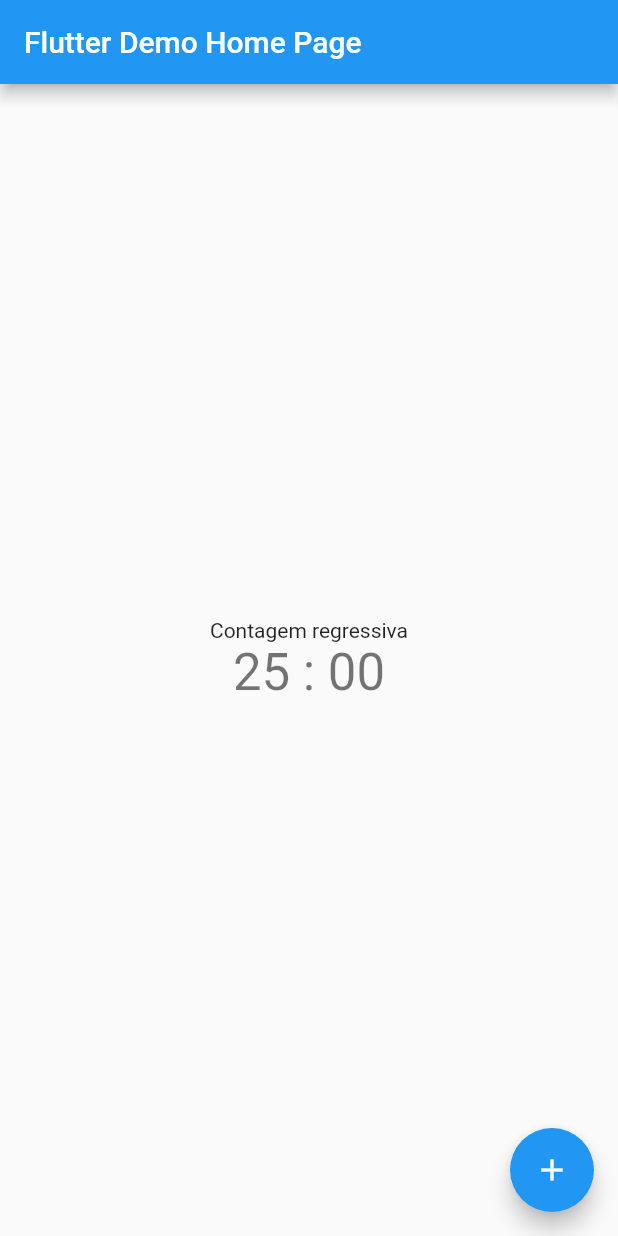
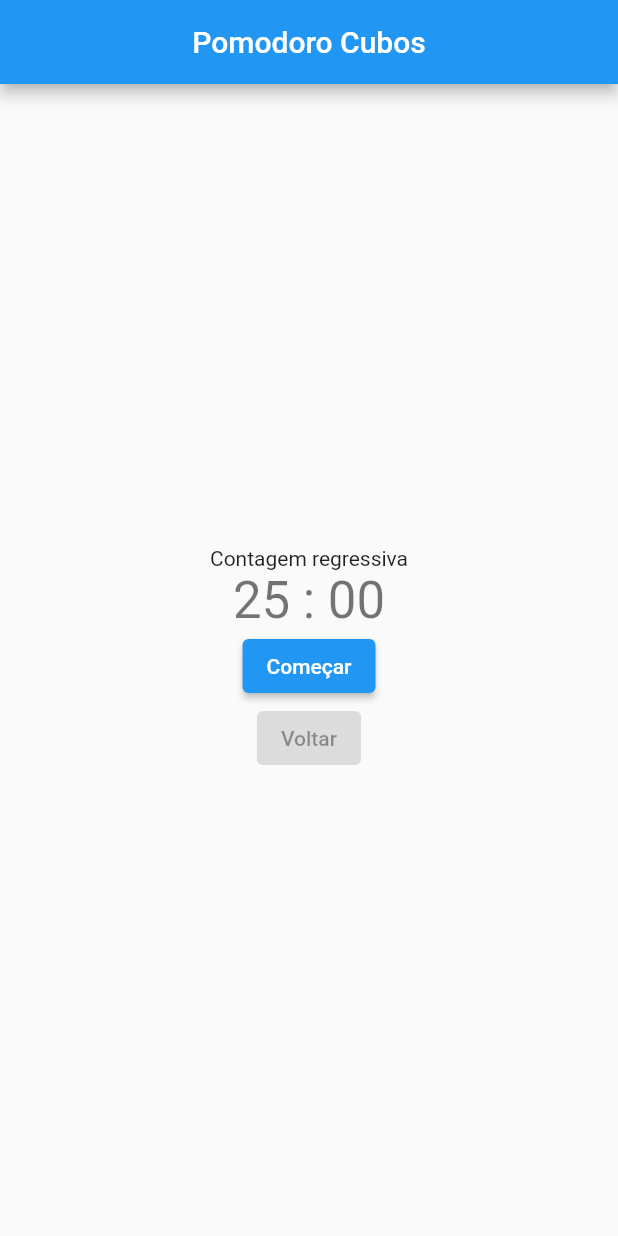
Before and after one commit to CiroDom/pomodoro_cubos, a Flutter app: the screen it shows after launch, on a phone screen of 412 x 824 dp. Run offline on Flutter 3.47's test engine with Material 2 defaults, Android fonts, the phone set to English and light mode, and no system bars.

```diff
--- a/lib/main.dart
+++ b/lib/main.dart
@@ -1,118 +1,7 @@
-import 'dart:async';
+import 'package:flutter/material.dart';
 
-import 'package:flutter/material.dart';
+import 'my_app/my_app.dart';
 
 void main() {
   runApp(const MyApp());
 }
-
-class MyApp extends StatelessWidget {
-  const MyApp({super.key});
-
-  @override
-  Widget build(BuildContext context) {
-    return MaterialApp(
-      title: 'Flutter Demo',
-      theme: ThemeData(
-        primarySwatch: Colors.blue,
-      ),
-      home: const MyHomePage(title: 'Flutter Demo Home Page'),
-    );
-  }
-}
-
-class MyHomePage extends StatefulWidget {
-  const MyHomePage({super.key, required this.title});
-
-  final String title;
-
-  @override
-  State<MyHomePage> createState() => _MyHomePageState();
-}
-
-class _MyHomePageState extends State<MyHomePage> {
-  int _counterMin = 25;
-  int _counterSec = 59;
-  late Timer _timerMin;
-  late Timer _timerSec;
-  String _minutes = '25';
-  String _seconds = '00';
-
-  void _regressiveCounter() {
-     _timerMin = Timer.periodic(Duration(minutes: 1), (timer) {
-         if(_counterMin == 0){
-           _timerMin.cancel();
-         }
-
-         setState(() {
-           _counterMin--;
-         });
-     });
-     _timerSec = Timer.periodic(Duration(seconds: 1), (timer) {
-       if(_counterSec == 0) {
-        setState(() {
-          _counterSec = 59;
-        });
-       }
-       else {
-         setState(() {
-           _counterSec--;
-         });
-       }
-     });
-
-     if(_counterMin == 0 && _counterSec == 0) {
-       _timerSec.cancel();
-     }
-
-     if(_counterMin < 10) {
-       setState(() {
-         _minutes = "0$_counterMin";
-       });
-     }
-     else {
-       setState(() {
-         _minutes = "$_counterMin";
-       });
-     }
-
-     if(_counterSec < 10) {
-       setState(() {
-         _seconds = '0$_counterSec';
-       });
-     }
-     else {
-       setState(() {
-         _seconds = "$_counterSec";
-       });
-     }
-  }
-
-  @override
-  Widget build(BuildContext context) {
-    return Scaffold(
-      appBar: AppBar(
-        title: Text(widget.title),
-      ),
-      body: Center(
-        child: Column(
-          mainAxisAlignment: MainAxisAlignment.center,
-          children: <Widget>[
-            const Text(
-              'Contagem regressiva',
-            ),
-            Text(
-              '$_minutes : $_seconds',
-              style: Theme.of(context).textTheme.headline4,
-            ),
-          ],
-        ),
-      ),
-      floatingActionButton: FloatingActionButton(
-        onPressed: _regressiveCounter,
-        tooltip: 'Increment',
-        child: const Icon(Icons.add),
-      ),
-    );
-  }
-}
--- /dev/null
+++ b/lib/my_app/app_view/app_view.dart
@@ -0,0 +1,114 @@
+
+import 'dart:async';
+
+import 'package:flutter/material.dart';
+
+class AppView extends StatefulWidget {
+  const AppView({super.key, required this.title});
+
+  final String title;
+
+  @override
+  State<AppView> createState() => _AppViewState();
+}
+
+class _AppViewState extends State<AppView> {
+
+  int _counterMin = 24;
+  int _counterSec = 59;
+  late Timer _timerMin;
+  late Timer _timerSec;
+  String _minutes = '25';
+  String _seconds = '00';
+  bool _isCountingActv = false;
+
+  void _regressiveCounter() {
+    _isCountingActv = true;
+
+    _timerMin = Timer.periodic(const Duration(minutes: 1), (timer) {
+      if(_counterMin == 0){
+        _timerMin.cancel();
+      }
+
+      _counterMin--;
+
+      if(_counterMin < 10) {
+        setState(() {
+          _minutes = "0$_counterMin";
+        });
+      }
+      else {
+        setState(() {
+          _minutes = "$_counterMin";
+        });
+      }
+    });
+
+    _timerSec = Timer.periodic(const Duration(seconds: 1), (timer) {
+      if(_counterMin == 0 && _counterSec == 0) {
+        _timerSec.cancel();
+      }
+      else if(_counterSec == 0) {
+        _counterSec = 59;
+      }
+      else {
+        _counterSec--;
+      }
+
+      if(_counterSec < 10) {
+        setState(() {
+          _seconds = '0$_counterSec';
+        });
+      }
+      else {
+        setState(() {
+          _seconds = "$_counterSec";
+        });
+      }
+    });
+  }
+
+  void _restartCounter() {
+    _isCountingActv = false;
+
+    _timerMin.cancel();
+    _timerSec.cancel();
+
+    _counterMin = 24;
+    _counterSec = 59;
+    setState(() => _minutes = _counterMin.toString());
+    setState(() => _seconds = _counterSec.toString());
+  }
+
+  @override
+  Widget build(BuildContext context) {
+    return Scaffold(
+      appBar: AppBar(
+        title: Text(widget.title),
+        centerTitle: true,
+      ),
+      body: Center(
+        child: Column(
+          mainAxisAlignment: MainAxisAlignment.center,
+          children: <Widget>[
+            const Text(
+              'Contagem regressiva',
+            ),
+            Text(
+              '$_minutes : $_seconds',
+              style: Theme.of(context).textTheme.headline4,
+            ),
+            ElevatedButton(
+              onPressed: _isCountingActv ? null : _regressiveCounter,
+              child: const Text("Começar"),
+            ),
+            ElevatedButton(
+              onPressed: _isCountingActv ? _restartCounter : null,
+              child: const Text("Voltar"),
+            )
+          ],
+        ),
+      ),
+    );
+  }
+}
--- /dev/null
+++ b/lib/my_app/my_app.dart
@@ -0,0 +1,17 @@
+import 'package:flutter/material.dart';
+
+import 'app_view/app_view.dart';
+
+class MyApp extends StatelessWidget {
+  const MyApp({super.key});
+
+  @override
+  Widget build(BuildContext context) {
+    return MaterialApp(
+      theme: ThemeData(
+        primarySwatch: Colors.blue,
+      ),
+      home: const AppView(title: 'Pomodoro Cubos'),
+    );
+  }
+}
```
Also changed, not shown: 1 other file.
